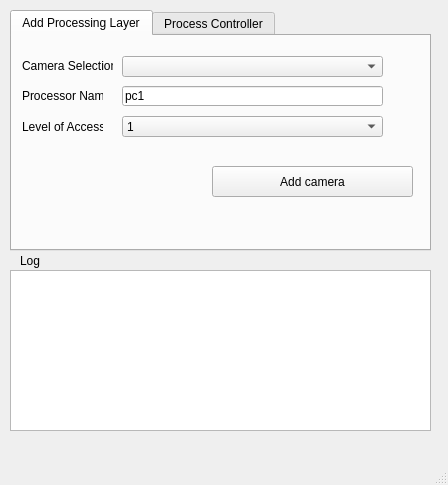
Above: 10-NewVersion/Server_process layer/ui/ServerUI.ui from HosseinlGholami/Army-Prj before the change. Below: the same form after it.
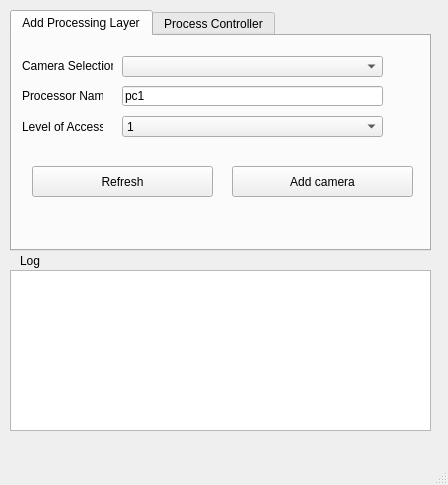
That is the form after the change.

What changed in the file:
```diff
--- a/10-NewVersion/Server_process layer/ui/ServerUI.ui
+++ b/10-NewVersion/Server_process layer/ui/ServerUI.ui
@@ -63,9 +63,9 @@
      <widget class="QPushButton" name="addc_Button">
       <property name="geometry">
        <rect>
-        <x>200</x>
+        <x>220</x>
         <y>130</y>
-        <width>201</width>
+        <width>181</width>
         <height>31</height>
        </rect>
       </property>
@@ -165,6 +165,19 @@
        </rect>
       </property>
      </widget>
+     <widget class="QPushButton" name="Refresh_Button">
+      <property name="geometry">
+       <rect>
+        <x>20</x>
+        <y>130</y>
+        <width>181</width>
+        <height>31</height>
+       </rect>
+      </property>
+      <property name="text">
+       <string>Refresh</string>
+      </property>
+     </widget>
     </widget>
     <widget class="QWidget" name="tab">
      <attribute name="title">
```
Left out of the diff: 10 changed lines with no effect on the pictures.
